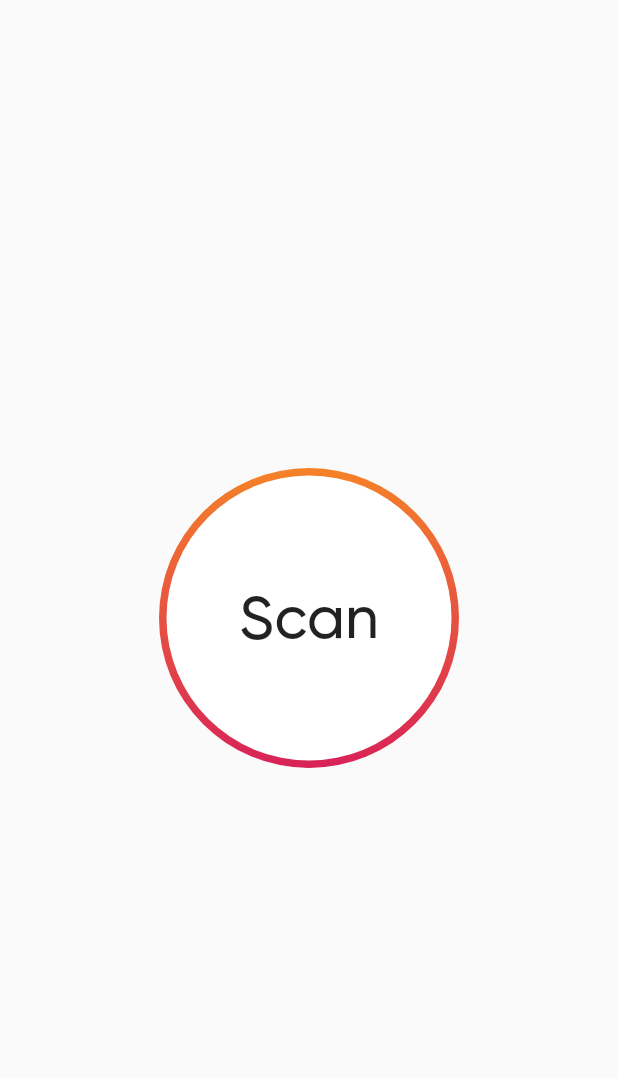
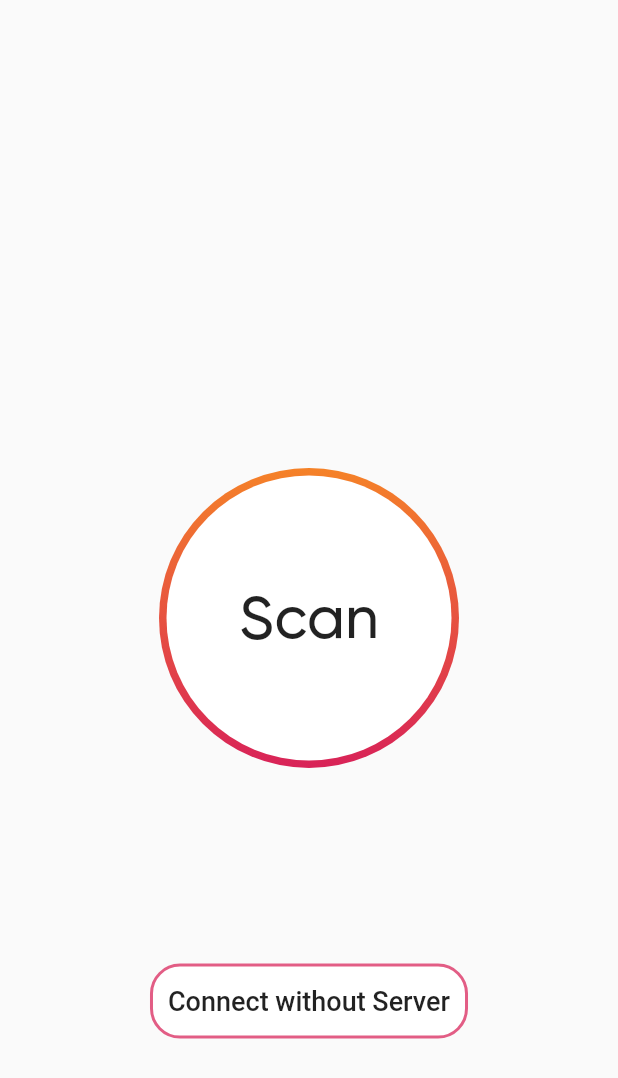
Before and after one commit to ahmednadr/dicio, a Flutter app: the screen it shows after launch, on a phone screen of 412 x 824 dp. Shown: the top 1078 px of the screen. Run offline on Flutter 3.47's test engine with Material 2 defaults, Android fonts, the light colour scheme and no system bars; our stand-ins replace device_info_plus, dio, flutter_riverpod, hive_flutter, riverpod; missing offline and left inert: network_info_plus, ping_discover_network_forked; accounts and stored records are empty.

Commit message:
Connect without server

```diff
--- a/lib/api/auth.dart
+++ b/lib/api/auth.dart
@@ -83,7 +83,7 @@ class Auth {
       channel.sink.add(jsonEncode({
         "id": "11",
         "type": "auth/long_lived_access_token",
-        "client_name": "ACS",
+        "client_name": "ACS ${DateTime.now()}",
         "client_icon": "null",
         "lifespan": 365
       }));
--- a/lib/api/config.dart
+++ b/lib/api/config.dart
@@ -50,6 +50,8 @@ class Config extends ChangeNotifier {
   Future<void> setToken(String ip, String token) async {
     final box = await Hive.openBox(configBox);
     await box.put(ip, token);
+    _token = token;
+    _configState == CurrentIpState.authorized;
     notifyListeners();
   }
 
--- a/lib/ui/screens/ScanPage/scanpage.dart
+++ b/lib/ui/screens/ScanPage/scanpage.dart
@@ -32,6 +32,7 @@ class _ScanPageState extends ConsumerState<ScanPage>
   bool first = true;
   Widget _child = BouncingBall();
   late ScanViewModel vm;
+  double connectOpacity = 1;
 
   @override
   Widget build(BuildContext context) {
@@ -42,14 +43,60 @@ class _ScanPageState extends ConsumerState<ScanPage>
 
     return Scaffold(
       body: Center(
+          child: SizedBox.expand(
+        child: Stack(
+          alignment: AlignmentDirectional.center,
+          children: [
+            Positioned(
               child: AnimatedSwitcher(
                   duration: const Duration(milliseconds: 250),
                   switchInCurve: Curves.easeOutBack,
                   switchOutCurve: Curves.easeOutBack,
-              transitionBuilder: (Widget child, Animation<double> animation) {
+                  transitionBuilder:
+                      (Widget child, Animation<double> animation) {
                     return ScaleTransition(scale: animation, child: child);
                   },
-              child: _child)),
+                  child: _child),
+            ),
+            Positioned(
+              bottom: MediaQuery.of(context).size.height * 0.15,
+              child: AnimatedOpacity(
+                opacity: connectOpacity,
+                duration: const Duration(milliseconds: 400),
+                child: Center(
+                  child: Padding(
+                      padding: const EdgeInsets.all(8.0),
+                      child: InkWell(
+                        child: Container(
+                          decoration: BoxDecoration(
+                              border: Border.all(
+                                width: 2,
+                                color: const Color(0xbbd82258),
+                              ),
+                              borderRadius: BorderRadius.circular(20),
+                              color: Colors.white),
+                          height: 50,
+                          child: const Padding(
+                            padding: EdgeInsets.all(10.0),
+                            child: Center(
+                              child: Text(
+                                'Connect without Server',
+                                style: TextStyle(
+                                    fontSize: 18,
+                                    color: Colors.black87,
+                                    fontWeight: FontWeight.w500),
+                              ),
+                            ),
+                          ),
+                        ),
+                        onTap: () => DoNothingAction(),
+                      )),
+                ),
+              ),
+            ),
+          ],
+        ),
+      )),
     );
   }
 
@@ -67,6 +114,7 @@ class _ScanPageState extends ConsumerState<ScanPage>
         _controller.reset();
         break;
       case ScanStates.scanning:
+        connectOpacity = 0;
         break;
       case ScanStates.finished:
         _child = ListServers();
--- a/pubspec.yaml
+++ b/pubspec.yaml
@@ -68,8 +68,8 @@ flutter:
   uses-material-design: true
 
   # To add assets to your application, add an assets section, like this:
-  # assets:
-  #   - images/a_dot_ham.jpeg
+  assets:
+    - lib/assets/images/background.png
 
   # An image asset can refer to one or more resolution-specific "variants", see
   # https://flutter.dev/assets-and-images/#resolution-aware.
```
Also changed, not shown: lib/ui/screens/LoginPage/login.dart (+55 -17 lines), lib/ui/screens/ScanPage/widgets/list_servers.dart (+7 -9 lines), lib/assets/images/background.png (added). Lines whose indentation alone changed are shown as unchanged.
